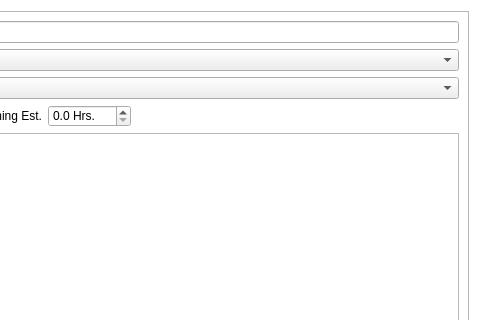
Above: qtMushi/qtMushi/taskeditor.ui from JWambaugh/mushi before the change; both pictures show x 353 to 833 and y 0 to 320 of the 833 by 584 pixel window. Below: the same form after it.
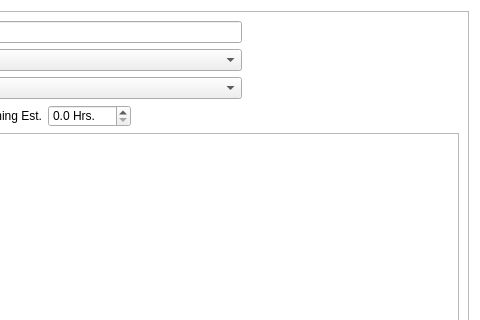
That is the form after the change.

```diff
--- a/qtMushi/qtMushi/taskeditor.ui
+++ b/qtMushi/qtMushi/taskeditor.ui
@@ -33,7 +33,7 @@
         <height>522</height>
        </rect>
       </property>
-      <layout class="QGridLayout" name="gridLayout_2">
+      <layout class="QGridLayout" name="gridLayout_2" columnstretch="0,0,0,0,0,1">
        <item row="0" column="0">
         <widget class="QLabel" name="label">
          <property name="sizePolicy">
@@ -117,7 +117,7 @@
          </property>
         </widget>
        </item>
-       <item row="3" column="1" colspan="4">
+       <item row="3" column="1" colspan="5">
         <layout class="QHBoxLayout" name="horizontalLayout_2">
          <item>
           <widget class="QSpinBox" name="percentComplete">
@@ -206,7 +206,7 @@
          </property>
         </spacer>
        </item>
-       <item row="4" column="0" colspan="5">
+       <item row="4" column="0" colspan="6">
         <widget class="QWidget" name="widget" native="true">
          <layout class="QVBoxLayout" name="verticalLayout">
           <property name="margin">
@@ -220,6 +220,9 @@
             <property name="opaqueResize">
              <bool>true</bool>
             </property>
+            <property name="childrenCollapsible">
+             <bool>false</bool>
+            </property>
             <widget class="QTextEdit" name="description">
              <property name="sizePolicy">
               <sizepolicy hsizetype="Expanding" vsizetype="Expanding">
@@ -230,7 +233,7 @@
              <property name="minimumSize">
               <size>
                <width>0</width>
-               <height>200</height>
+               <height>100</height>
               </size>
              </property>
             </widget>
@@ -239,6 +242,45 @@
          </layout>
         </widget>
        </item>
+       <item row="2" column="5">
+        <spacer name="horizontalSpacer_4">
+         <property name="orientation">
+          <enum>Qt::Horizontal</enum>
+         </property>
+         <property name="sizeHint" stdset="0">
+          <size>
+           <width>40</width>
+           <height>20</height>
+          </size>
+         </property>
+        </spacer>
+       </item>
+       <item row="1" column="5">
+        <spacer name="horizontalSpacer_5">
+         <property name="orientation">
+          <enum>Qt::Horizontal</enum>
+         </property>
+         <property name="sizeHint" stdset="0">
+          <size>
+           <width>40</width>
+           <height>20</height>
+          </size>
+         </property>
+        </spacer>
+       </item>
+       <item row="0" column="5">
+        <spacer name="horizontalSpacer_6">
+         <property name="orientation">
+          <enum>Qt::Horizontal</enum>
+         </property>
+         <property name="sizeHint" stdset="0">
+          <size>
+           <width>40</width>
+           <height>20</height>
+          </size>
+         </property>
+        </spacer>
+       </item>
       </layout>
      </widget>
     </widget>
```
